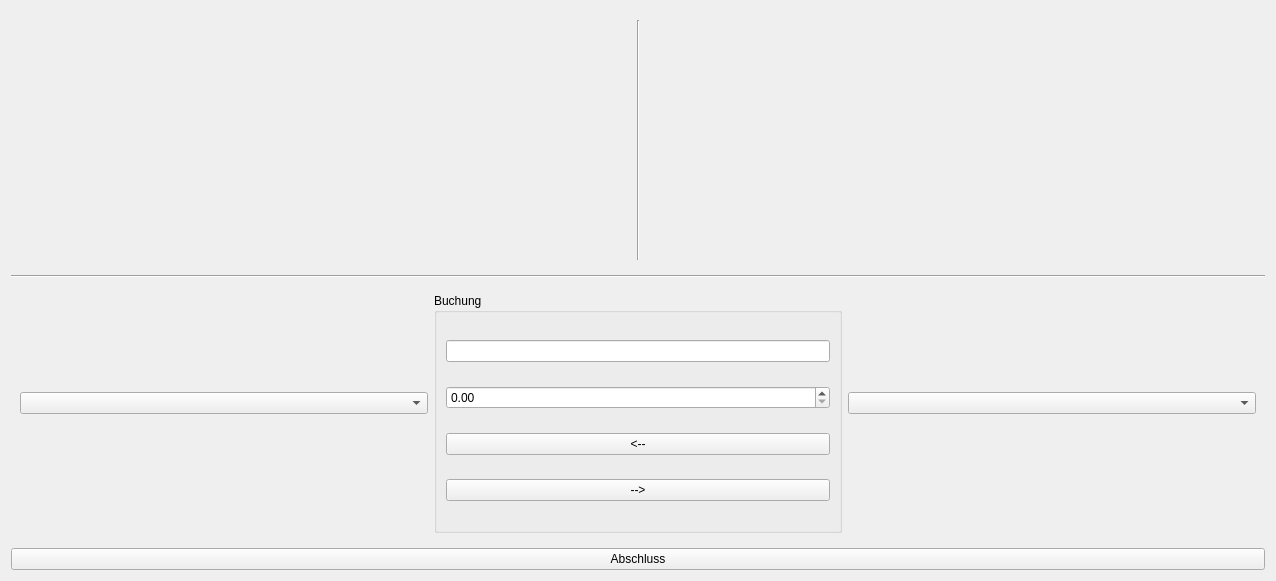
The window that Sources/Classes/ft_accountmanager.ui (ThomasWinz/FirmenSimulation) describes before a commit, drawn with Qt 5.
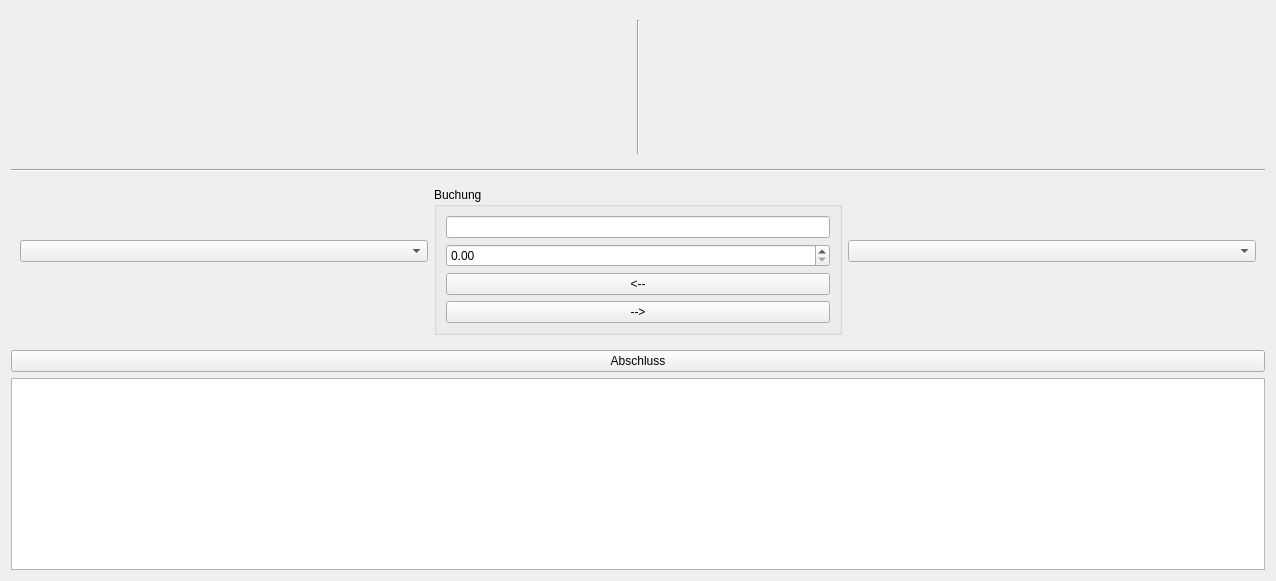
The same window after the commit.

Diff of the .ui file:
```diff
--- a/Sources/Classes/ft_accountmanager.ui
+++ b/Sources/Classes/ft_accountmanager.ui
@@ -126,6 +126,16 @@
      </property>
     </widget>
    </item>
+   <item>
+    <widget class="QPlainTextEdit" name="plainTextEdit_log">
+     <property name="sizePolicy">
+      <sizepolicy hsizetype="Expanding" vsizetype="Minimum">
+       <horstretch>0</horstretch>
+       <verstretch>0</verstretch>
+      </sizepolicy>
+     </property>
+    </widget>
+   </item>
   </layout>
  </widget>
  <resources/>
```
